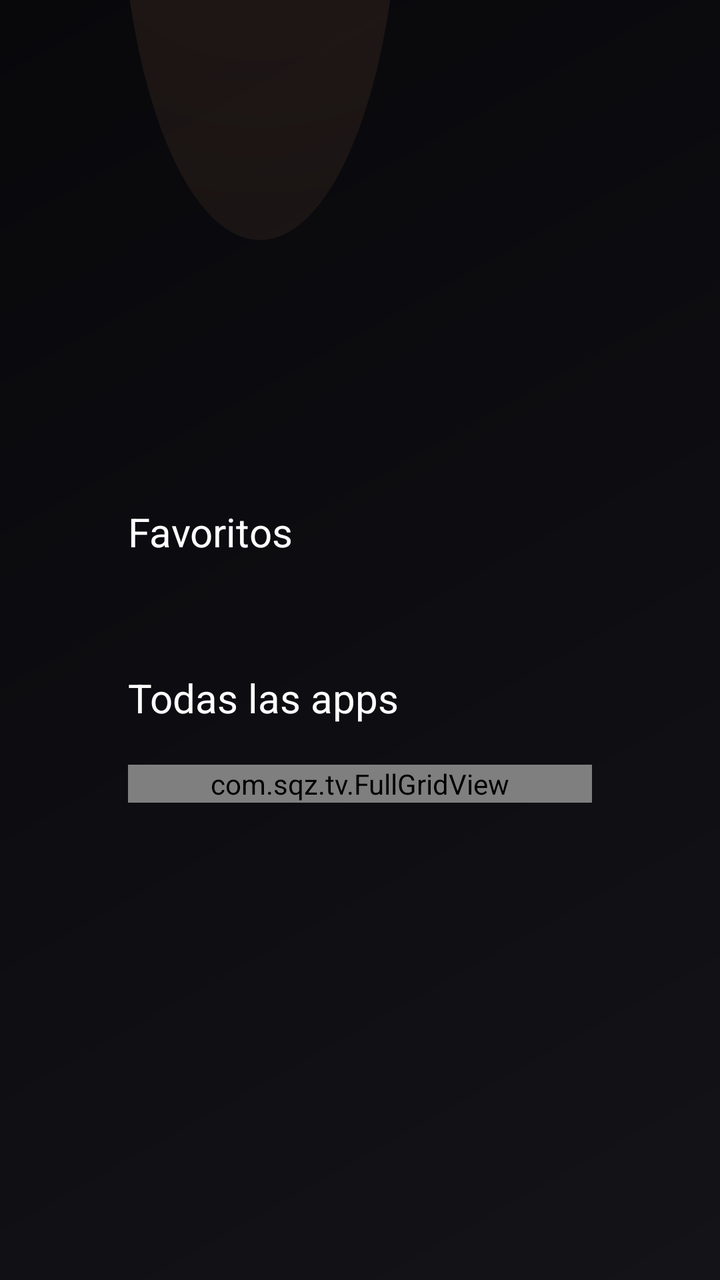
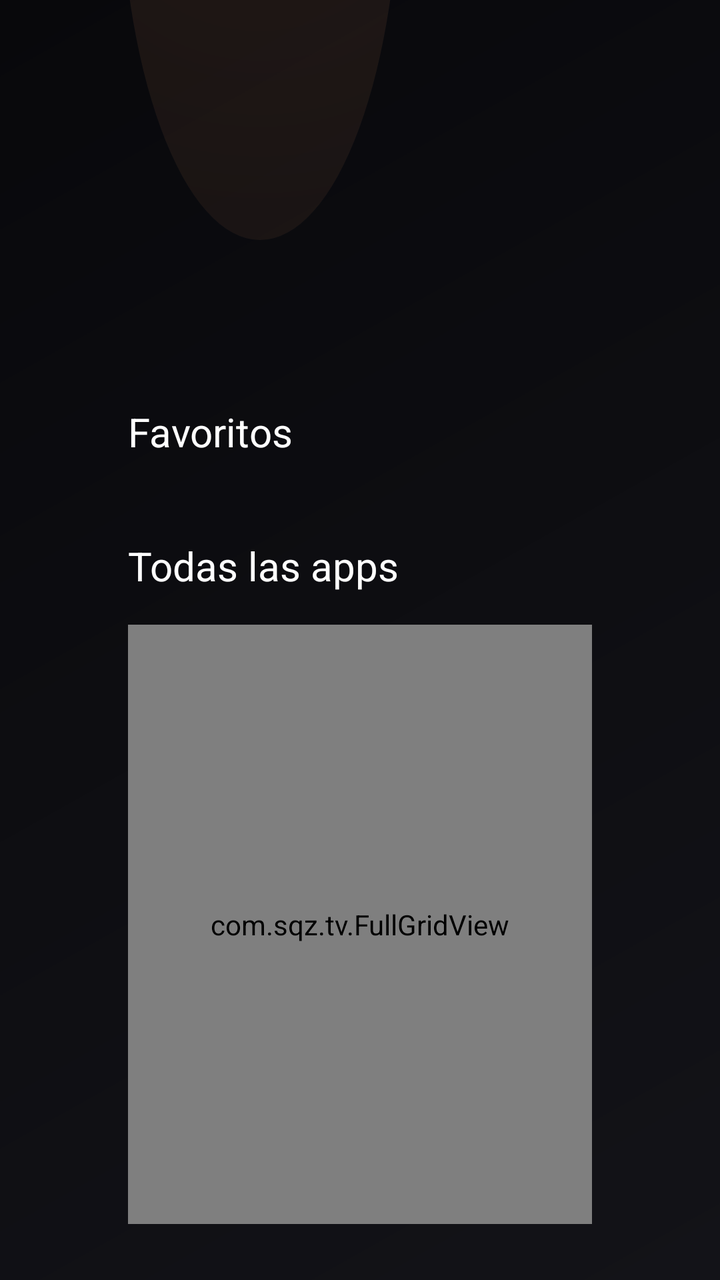

Compare the two renders of this Android layout. The source of the first and the diff that turns it into the second are given below.
<!-- AndroidManifest.xml: application theme android:Theme.Black.NoTitleBar.Fullscreen -->
<!-- res/layout/activity_main.xml -->
<?xml version="1.0" encoding="utf-8"?>
<ScrollView xmlns:android="http://schemas.android.com/apk/res/android"
    android:layout_width="match_parent"
    android:layout_height="match_parent"
    android:background="@drawable/gradient_fondo"
    android:fillViewport="true"
    android:scrollbars="none"
    android:overScrollMode="never">

    <LinearLayout
        android:layout_width="match_parent"
        android:layout_height="wrap_content"
        android:orientation="vertical"
        android:paddingLeft="64dp"
        android:paddingTop="48dp"
        android:paddingRight="64dp"
        android:paddingBottom="48dp">

        <TextView
            android:id="@+id/clock"
            android:layout_width="wrap_content"
            android:layout_height="wrap_content"
            android:fontFamily="sans-serif-light"
            android:textSize="96sp"
            android:textColor="#FFFFFF" />

        <TextView
            android:id="@+id/date"
            android:layout_width="wrap_content"
            android:layout_height="wrap_content"
            android:layout_marginTop="8dp"
            android:textSize="18sp"
            android:textColor="#8E8E93" />

        <TextView
            android:layout_width="wrap_content"
            android:layout_height="wrap_content"
            android:layout_marginTop="44dp"
            android:text="Favoritos"
            android:textSize="20sp"
            android:textColor="#FFFFFF" />

        <HorizontalScrollView
            android:layout_width="match_parent"
            android:layout_height="wrap_content"
            android:scrollbars="none"
            android:overScrollMode="never">

            <LinearLayout
                android:id="@+id/favRow"
                android:layout_width="wrap_content"
                android:layout_height="wrap_content"
                android:orientation="horizontal"
                android:paddingTop="16dp"
                android:paddingBottom="16dp" />

        </HorizontalScrollView>

        <TextView
            android:layout_width="wrap_content"
            android:layout_height="wrap_content"
            android:layout_marginTop="24dp"
            android:text="Todas las apps"
            android:textSize="20sp"
            android:textColor="#FFFFFF" />

        <com.sqz.tv.FullGridView
            android:id="@+id/grid"
            android:layout_width="match_parent"
            android:layout_height="wrap_content"
            android:layout_marginTop="20dp"
            android:numColumns="5"
            android:horizontalSpacing="20dp"
            android:verticalSpacing="20dp" />

    </LinearLayout>

</ScrollView>
<!-- resources referenced by this layout -->
<resources>
  <!-- drawable gradient_fondo (drawable) -->
  <?xml version="1.0" encoding="utf-8"?>
  <layer-list xmlns:android="http://schemas.android.com/apk/res/android">
  
      
      <item>
          <shape android:shape="rectangle">
              <gradient
                  android:angle="135"
                  android:startColor="#131318"
                  android:endColor="#08080B" />
          </shape>
      </item>
  
      
      <item
          android:top="-320dp"
          android:left="500dp"
          android:bottom="400dp"
          android:right="-180dp">
          <shape android:shape="oval">
              <gradient
                  android:type="radial"
                  android:gradientRadius="600dp"
                  android:startColor="#334A9E4E"
                  android:centerColor="#22459CB0"
                  android:endColor="#00459CB0" />
          </shape>
      </item>
  
      
      <item
          android:top="700dp"
          android:left="-260dp"
          android:bottom="-320dp"
          android:right="700dp">
          <shape android:shape="oval">
              <gradient
                  android:type="radial"
                  android:gradientRadius="640dp"
                  android:startColor="#2E6C4CD1"
                  android:centerColor="#1E6C4CD1"
                  android:endColor="#006C4CD1" />
          </shape>
      </item>
  
      
      <item
          android:top="-260dp"
          android:left="60dp"
          android:bottom="520dp"
          android:right="160dp">
          <shape android:shape="oval">
              <gradient
                  android:type="radial"
                  android:gradientRadius="480dp"
                  android:startColor="#1ED1845C"
                  android:centerColor="#10D1845C"
                  android:endColor="#00D1845C" />
          </shape>
      </item>
  </layer-list>
</resources>

<!-- the commit's change to res/layout/activity_main.xml (unified diff, before → after) -->
@@ -1,78 +1,69 @@
 <?xml version="1.0" encoding="utf-8"?>
-<ScrollView xmlns:android="http://schemas.android.com/apk/res/android"
+<LinearLayout xmlns:android="http://schemas.android.com/apk/res/android"
     android:layout_width="match_parent"
     android:layout_height="match_parent"
     android:background="@drawable/gradient_fondo"
-    android:fillViewport="true"
-    android:scrollbars="none"
-    android:overScrollMode="never">
+    android:orientation="vertical"
+    android:paddingLeft="64dp"
+    android:paddingTop="40dp"
+    android:paddingRight="64dp"
+    android:paddingBottom="28dp">
 
-    <LinearLayout
+    <TextView
+        android:id="@+id/clock"
+        android:layout_width="wrap_content"
+        android:layout_height="wrap_content"
+        android:fontFamily="sans-serif-light"
+        android:textSize="72sp"
+        android:textColor="#FFFFFF" />
+
+    <TextView
+        android:id="@+id/date"
+        android:layout_width="wrap_content"
+        android:layout_height="wrap_content"
+        android:layout_marginTop="6dp"
+        android:textSize="18sp"
+        android:textColor="#8E8E93" />
+
+    <TextView
+        android:layout_width="wrap_content"
+        android:layout_height="wrap_content"
+        android:layout_marginTop="36dp"
+        android:text="Favoritos"
+        android:textSize="20sp"
+        android:textColor="#FFFFFF" />
+
+    <HorizontalScrollView
         android:layout_width="match_parent"
         android:layout_height="wrap_content"
-        android:orientation="vertical"
-        android:paddingLeft="64dp"
-        android:paddingTop="48dp"
-        android:paddingRight="64dp"
-        android:paddingBottom="48dp">
+        android:layout_marginTop="12dp"
+        android:scrollbars="none"
+        android:overScrollMode="never">
 
-        <TextView
-            android:id="@+id/clock"
+        <LinearLayout
+            android:id="@+id/favRow"
             android:layout_width="wrap_content"
             android:layout_height="wrap_content"
-            android:fontFamily="sans-serif-light"
-            android:textSize="96sp"
-            android:textColor="#FFFFFF" />
+            android:orientation="horizontal" />
 
-        <TextView
-            android:id="@+id/date"
-            android:layout_width="wrap_content"
-            android:layout_height="wrap_content"
-            android:layout_marginTop="8dp"
-            android:textSize="18sp"
-            android:textColor="#8E8E93" />
+    </HorizontalScrollView>
 
-        <TextView
-            android:layout_width="wrap_content"
-            android:layout_height="wrap_content"
-            android:layout_marginTop="44dp"
-            android:text="Favoritos"
-            android:textSize="20sp"
-            android:textColor="#FFFFFF" />
+    <TextView
+        android:layout_width="wrap_content"
+        android:layout_height="wrap_content"
+        android:layout_marginTop="28dp"
+        android:text="Todas las apps"
+        android:textSize="20sp"
+        android:textColor="#FFFFFF" />
 
-        <HorizontalScrollView
-            android:layout_width="match_parent"
-            android:layout_height="wrap_content"
-            android:scrollbars="none"
-            android:overScrollMode="never">
+    <com.sqz.tv.FullGridView
+        android:id="@+id/grid"
+        android:layout_width="match_parent"
+        android:layout_height="0dp"
+        android:layout_weight="1"
+        android:layout_marginTop="16dp"
+        android:numColumns="5"
+        android:horizontalSpacing="16dp"
+        android:verticalSpacing="16dp" />
 
-            <LinearLayout
-                android:id="@+id/favRow"
-                android:layout_width="wrap_content"
-                android:layout_height="wrap_content"
-                android:orientation="horizontal"
-                android:paddingTop="16dp"
-                android:paddingBottom="16dp" />
-
-        </HorizontalScrollView>
-
-        <TextView
-            android:layout_width="wrap_content"
-            android:layout_height="wrap_content"
-            android:layout_marginTop="24dp"
-            android:text="Todas las apps"
-            android:textSize="20sp"
-            android:textColor="#FFFFFF" />
-
-        <com.sqz.tv.FullGridView
-            android:id="@+id/grid"
-            android:layout_width="match_parent"
-            android:layout_height="wrap_content"
-            android:layout_marginTop="20dp"
-            android:numColumns="5"
-            android:horizontalSpacing="20dp"
-            android:verticalSpacing="20dp" />
-
-    </LinearLayout>
-
-</ScrollView>
+</LinearLayout>
